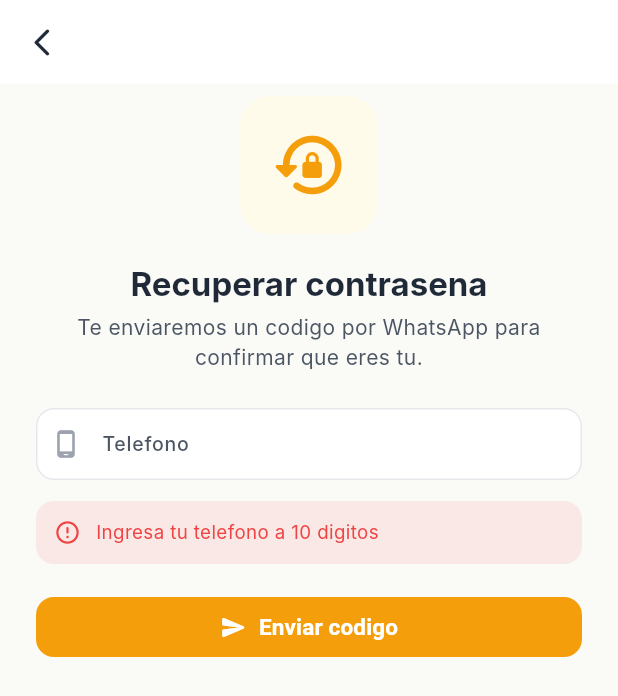
After one commit to lukehdz198902/vaia_viajes_conductor_v2, a Flutter app: the RecoverPasswordScreen screen opened directly, after a tap on "Enviar codigo", on a phone screen of 412 x 824 dp. The commit adds this screen. Shown: the top 696 px of the screen. Run offline on Flutter 3.47's test engine with Material 3 defaults, Android fonts, the phone set to English and light mode, and no system bars; our stand-ins replace battery_plus, firebase_core, firebase_messaging, flutter_secure_storage, geolocator, google_maps_flutter and 5 more; missing offline and left inert: flutter_foreground_task, signalr_netcore; accounts and stored records are empty; Roboto replaces fonts that are missing (Inter).

Commit message:
Conductor: opcion y pantalla de Olvide mi contrasena (codigo por WhatsApp + nueva contrasena)

```diff
--- a/lib/screens/login_screen.dart
+++ b/lib/screens/login_screen.dart
@@ -4,6 +4,7 @@ import '../config/theme.dart';
 import '../providers/auth_provider.dart';
 import '../widgets/vaia_widgets.dart';
 import 'register_screen.dart';
+import 'recover_password_screen.dart';
 
 class LoginScreen extends StatefulWidget {
   const LoginScreen({super.key});
@@ -110,7 +111,17 @@ class _LoginScreenState extends State<LoginScreen> {
                         validator: (v) =>
                             v == null || v.isEmpty ? 'Ingrese su contrasena' : null,
                       ),
-                      const SizedBox(height: 24),
+                      Align(
+                        alignment: Alignment.centerRight,
+                        child: TextButton(
+                          onPressed: () => Navigator.push(
+                            context,
+                            MaterialPageRoute(builder: (_) => const RecoverPasswordScreen()),
+                          ),
+                          child: const Text('Olvide mi contrasena'),
+                        ),
+                      ),
+                      const SizedBox(height: 12),
                       VaiaPrimaryButton(
                         label: 'Iniciar sesion',
                         icon: Icons.arrow_forward_rounded,
--- /dev/null
+++ b/lib/screens/recover_password_screen.dart
@@ -0,0 +1,197 @@
+import 'package:flutter/material.dart';
+import '../config/theme.dart';
+import '../services/api_service.dart';
+import '../widgets/vaia_widgets.dart';
+
+/// Recuperacion de contrasena del conductor:
+/// 1) captura el telefono y envia un codigo por WhatsApp,
+/// 2) valida el codigo y establece la nueva contrasena.
+class RecoverPasswordScreen extends StatefulWidget {
+  const RecoverPasswordScreen({super.key});
+  @override
+  State<RecoverPasswordScreen> createState() => _RecoverPasswordScreenState();
+}
+
+class _RecoverPasswordScreenState extends State<RecoverPasswordScreen> {
+  final _api = ApiService();
+  final _telCtrl = TextEditingController();
+  final _codigoCtrl = TextEditingController();
+  final _passCtrl = TextEditingController();
+  final _pass2Ctrl = TextEditingController();
+  final _formKey = GlobalKey<FormState>();
+
+  bool _codigoEnviado = false;
+  bool _loading = false;
+  bool _verPass = false;
+  String? _error;
+
+  @override
+  void dispose() {
+    _telCtrl.dispose();
+    _codigoCtrl.dispose();
+    _passCtrl.dispose();
+    _pass2Ctrl.dispose();
+    super.dispose();
+  }
+
+  void _snack(String msg, {bool error = false}) {
+    if (!mounted) return;
+    ScaffoldMessenger.of(context).showSnackBar(
+      SnackBar(content: Text(msg), backgroundColor: error ? VaiaColors.danger : VaiaColors.success),
+    );
+  }
+
+  Future<void> _enviarCodigo() async {
+    final tel = _telCtrl.text.trim();
+    if (tel.length != 10 || !RegExp(r'^\d{10}$').hasMatch(tel)) {
+      setState(() => _error = 'Ingresa tu telefono a 10 digitos');
+      return;
+    }
+    setState(() { _loading = true; _error = null; });
+    final r = await _api.enviarCodigoVerificacion(tel, '+52');
+    if (!mounted) return;
+    setState(() {
+      _loading = false;
+      _codigoEnviado = r.ok;
+      _error = r.ok ? null : (r.mensaje.isNotEmpty ? r.mensaje : 'No se pudo enviar el codigo');
+    });
+    if (r.ok) _snack('Codigo enviado por WhatsApp');
+  }
+
+  Future<void> _actualizar() async {
+    if (!_formKey.currentState!.validate()) return;
+    if (_passCtrl.text != _pass2Ctrl.text) {
+      setState(() => _error = 'Las contrasenas no coinciden');
+      return;
+    }
+    setState(() { _loading = true; _error = null; });
+    final r = await _api.recuperarPassword(_telCtrl.text.trim(), _codigoCtrl.text.trim(), _passCtrl.text);
+    if (!mounted) return;
+    setState(() => _loading = false);
+    if (r.ok) {
+      _snack('Contrasena actualizada. Ya puedes iniciar sesion.');
+      Navigator.of(context).pop();
+    } else {
+      setState(() => _error = r.mensaje.isNotEmpty ? r.mensaje : 'No se pudo actualizar la contrasena');
+    }
+  }
+
+  @override
+  Widget build(BuildContext context) {
+    return Scaffold(
+      appBar: AppBar(
+        leading: IconButton(icon: const Icon(Icons.arrow_back_ios_new_rounded), onPressed: () => Navigator.of(context).pop()),
+      ),
+      body: SafeArea(
+        child: SingleChildScrollView(
+          padding: const EdgeInsets.symmetric(horizontal: 24, vertical: 8),
+          child: Form(
+            key: _formKey,
+            child: Column(
+              crossAxisAlignment: CrossAxisAlignment.stretch,
+              children: [
+                Center(
+                  child: Container(
+                    padding: const EdgeInsets.all(20),
+                    decoration: BoxDecoration(color: VaiaColors.primaryGhost, borderRadius: BorderRadius.circular(20)),
+                    child: const Icon(Icons.lock_reset_rounded, size: 52, color: VaiaColors.primary),
+                  ),
+                ),
+                const SizedBox(height: 20),
+                Text('Recuperar contrasena', style: Theme.of(context).textTheme.displaySmall, textAlign: TextAlign.center),
+                const SizedBox(height: 6),
+                Text(
+                  _codigoEnviado
+                      ? 'Escribe el codigo que enviamos a tu WhatsApp y tu nueva contrasena.'
+                      : 'Te enviaremos un codigo por WhatsApp para confirmar que eres tu.',
+                  textAlign: TextAlign.center,
+                  style: Theme.of(context).textTheme.bodyMedium?.copyWith(color: VaiaColors.textSecondary),
+                ),
+                const SizedBox(height: 24),
+                VaiaTextField(
+                  controller: _telCtrl,
+                  label: 'Telefono',
+                  hint: '10 digitos',
+                  prefixIcon: Icons.phone_android_rounded,
+                  keyboardType: TextInputType.phone,
+                  maxLength: 10,
+                  enabled: !_codigoEnviado,
+                  validator: (v) {
+                    if (v == null || v.trim().isEmpty) return 'Requerido';
+                    if (!RegExp(r'^\d{10}$').hasMatch(v.trim())) return '10 digitos';
+                    return null;
+                  },
+                ),
+                if (_codigoEnviado) ...[
+                  const SizedBox(height: 14),
+                  VaiaTextField(
+                    controller: _codigoCtrl,
+                    label: 'Codigo de verificacion',
+                    hint: '6 digitos',
+                    prefixIcon: Icons.password_rounded,
+                    keyboardType: TextInputType.number,
+                    maxLength: 6,
+                    validator: (v) => (v == null || v.trim().length < 6) ? 'Ingresa el codigo' : null,
+                  ),
+                  const SizedBox(height: 14),
+                  VaiaTextField(
+                    controller: _passCtrl,
+                    label: 'Nueva contrasena',
+                    prefixIcon: Icons.lock_outline_rounded,
+                    obscureText: !_verPass,
+                    suffixIcon: IconButton(
+                      icon: Icon(_verPass ? Icons.visibility_outlined : Icons.visibility_off_outlined, size: 20),
+                      onPressed: () => setState(() => _verPass = !_verPass),
+                    ),
+                    validator: (v) {
+                      if (v == null || v.isEmpty) return 'Requerido';
+                      if (v.length < 6) return 'Minimo 6 caracteres';
+                      return null;
+                    },
+                  ),
+                  const SizedBox(height: 14),
+                  VaiaTextField(
+                    controller: _pass2Ctrl,
+                    label: 'Confirmar contrasena',
+                    prefixIcon: Icons.lock_outline_rounded,
+                    obscureText: !_verPass,
+                    validator: (v) => (v == null || v.isEmpty) ? 'Requerido' : null,
+                  ),
+                ],
+                if (_error != null) ...[
+                  const SizedBox(height: 14),
+                  Container(
+                    padding: const EdgeInsets.all(12),
+                    decoration: BoxDecoration(
+                      color: VaiaColors.danger.withValues(alpha: 0.1),
+                      borderRadius: BorderRadius.circular(VaiaRadius.md),
+                    ),
+                    child: Row(children: [
+                      const Icon(Icons.error_outline_rounded, color: VaiaColors.danger, size: 18),
+                      const SizedBox(width: 10),
+                      Expanded(child: Text(_error!, style: const TextStyle(color: VaiaColors.danger, fontSize: 12.5))),
+                    ]),
+                  ),
+                ],
+                const SizedBox(height: 22),
+                VaiaPrimaryButton(
+                  label: _codigoEnviado ? 'Actualizar contrasena' : 'Enviar codigo',
+                  icon: _codigoEnviado ? Icons.check_rounded : Icons.send_rounded,
+                  loading: _loading,
+                  onPressed: _loading ? null : (_codigoEnviado ? _actualizar : _enviarCodigo),
+                ),
+                if (_codigoEnviado) ...[
+                  const SizedBox(height: 6),
+                  TextButton(
+                    onPressed: _loading ? null : _enviarCodigo,
+                    child: const Text('Reenviar codigo'),
+                  ),
+                ],
+              ],
+            ),
+          ),
+        ),
+      ),
+    );
+  }
+}
--- a/lib/services/api_service.dart
+++ b/lib/services/api_service.dart
@@ -276,6 +276,12 @@ class ApiService {
   Future<ApiResponse> listarUnidades(int idConductor) =>
       get('${ApiConfig.conductorEndpoint}/ListarUnidades?idConductor=$idConductor');
 
+  /// Recupera la contrasena validando el codigo enviado por WhatsApp.
+  Future<ApiResponse> recuperarPassword(String telefono, String codigo, String passNuevo) =>
+      post('${ApiConfig.conductorEndpoint}/RecuperarPassword', {
+        'telefono': telefono, 'codigo': codigo, 'passNuevo': passNuevo,
+      });
+
   /// Configuracion vigente que consume la app (intervalo de ubicacion, etc.).
   Future<ApiResponse> obtenerConfiguracionApp() =>
       get('${ApiConfig.conductorEndpoint}/ObtenerConfiguracionApp');
```
